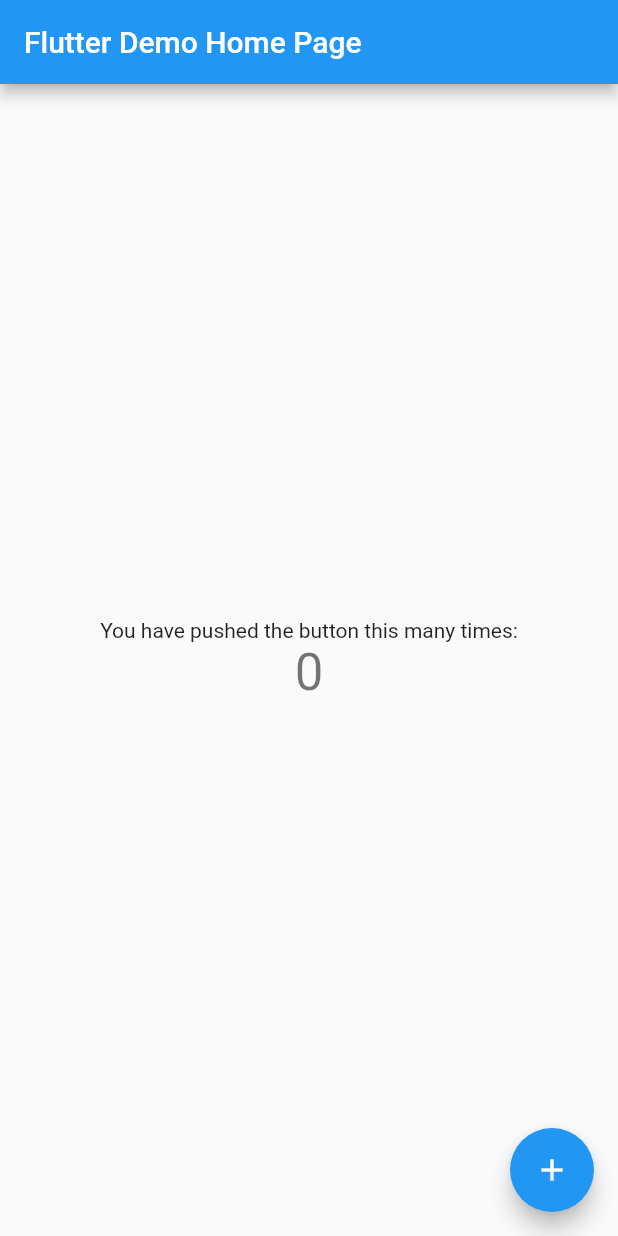
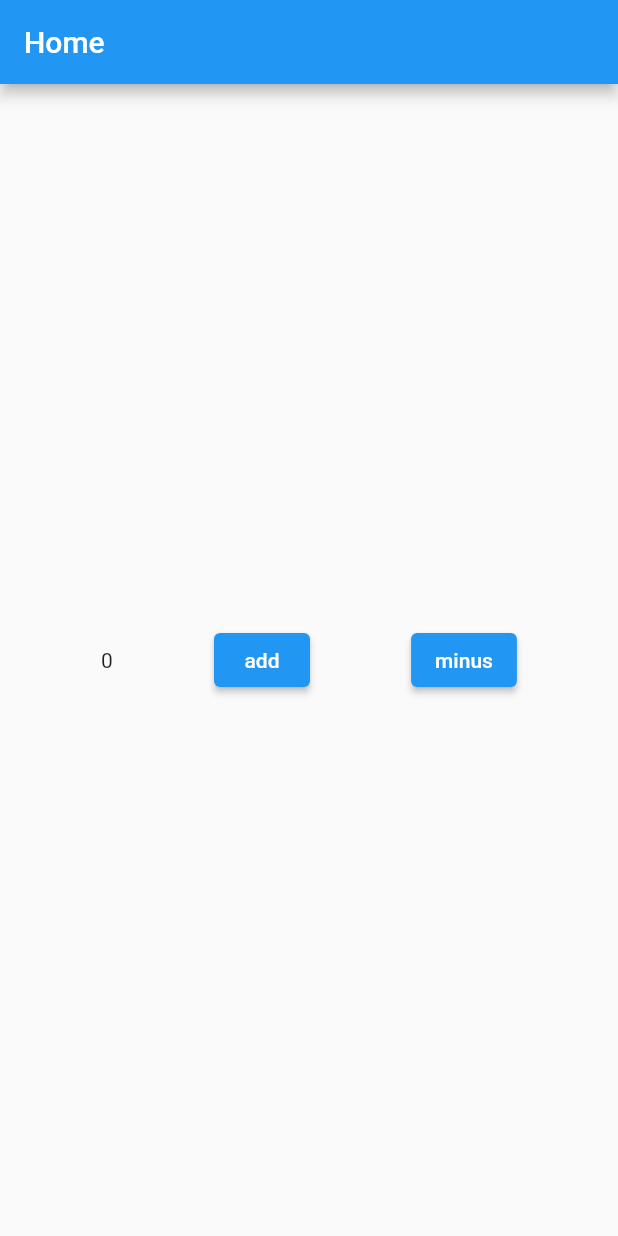
Before and after one commit to kwabenaG/cube, a Flutter app: the screen it shows after launch, on a phone screen of 412 x 824 dp. Run offline on Flutter 3.47's test engine with Material 2 defaults, Android fonts, the phone set to English and light mode, and no system bars; our stand-ins replace get.

Commit message:
added folders

```diff
--- /dev/null
+++ b/lib/controller/counter_controller.dart
@@ -0,0 +1,7 @@
+import 'package:get/get.dart';
+
+class SomethingController extends GetxController {
+  var count = 0.obs;
+  increment() => count++;
+  decrement() => count--;
+}
--- a/lib/main.dart
+++ b/lib/main.dart
@@ -1,115 +1,22 @@
 import 'package:flutter/material.dart';
 
+// custom imports
+import 'package:get/get.dart';
+
+import 'package:cube/view/screen/all_screen.dart';
+
 void main() {
-  runApp(const MyApp());
+  runApp(const CubeApp());
 }
 
-class MyApp extends StatelessWidget {
-  const MyApp({Key? key}) : super(key: key);
-
-  // This widget is the root of your application.
-  @override
-  Widget build(BuildContext context) {
-    return MaterialApp(
-      title: 'Flutter Demo',
-      theme: ThemeData(
-        // This is the theme of your application.
-        //
-        // Try running your application with "flutter run". You'll see the
-        // application has a blue toolbar. Then, without quitting the app, try
-        // changing the primarySwatch below to Colors.green and then invoke
-        // "hot reload" (press "r" in the console where you ran "flutter run",
-        // or simply save your changes to "hot reload" in a Flutter IDE).
-        // Notice that the counter didn't reset back to zero; the application
-        // is not restarted.
-        primarySwatch: Colors.blue,
-      ),
-      home: const MyHomePage(title: 'Flutter Demo Home Page'),
-    );
-  }
-}
-
-class MyHomePage extends StatefulWidget {
-  const MyHomePage({Key? key, required this.title}) : super(key: key);
-
-  // This widget is the home page of your application. It is stateful, meaning
-  // that it has a State object (defined below) that contains fields that affect
-  // how it looks.
-
-  // This class is the configuration for the state. It holds the values (in this
-  // case the title) provided by the parent (in this case the App widget) and
-  // used by the build method of the State. Fields in a Widget subclass are
-  // always marked "final".
-
-  final String title;
-
-  @override
-  State<MyHomePage> createState() => _MyHomePageState();
-}
-
-class _MyHomePageState extends State<MyHomePage> {
-  int _counter = 0;
-
-  void _incrementCounter() {
-    setState(() {
-      // This call to setState tells the Flutter framework that something has
-      // changed in this State, which causes it to rerun the build method below
-      // so that the display can reflect the updated values. If we changed
-      // _counter without calling setState(), then the build method would not be
-      // called again, and so nothing would appear to happen.
-      _counter++;
-    });
-  }
+class CubeApp extends StatelessWidget {
+  const CubeApp({Key? key}) : super(key: key);
 
   @override
   Widget build(BuildContext context) {
-    // This method is rerun every time setState is called, for instance as done
-    // by the _incrementCounter method above.
-    //
-    // The Flutter framework has been optimized to make rerunning build methods
-    // fast, so that you can just rebuild anything that needs updating rather
-    // than having to individually change instances of widgets.
-    return Scaffold(
-      appBar: AppBar(
-        // Here we take the value from the MyHomePage object that was created by
-        // the App.build method, and use it to set our appbar title.
-        title: Text(widget.title),
-      ),
-      body: Center(
-        // Center is a layout widget. It takes a single child and positions it
-        // in the middle of the parent.
-        child: Column(
-          // Column is also a layout widget. It takes a list of children and
-          // arranges them vertically. By default, it sizes itself to fit its
-          // children horizontally, and tries to be as tall as its parent.
-          //
-          // Invoke "debug painting" (press "p" in the console, choose the
-          // "Toggle Debug Paint" action from the Flutter Inspector in Android
-          // Studio, or the "Toggle Debug Paint" command in Visual Studio Code)
-          // to see the wireframe for each widget.
-          //
-          // Column has various properties to control how it sizes itself and
-          // how it positions its children. Here we use mainAxisAlignment to
-          // center the children vertically; the main axis here is the vertical
-          // axis because Columns are vertical (the cross axis would be
-          // horizontal).
-          mainAxisAlignment: MainAxisAlignment.center,
-          children: <Widget>[
-            const Text(
-              'You have pushed the button this many times:',
-            ),
-            Text(
-              '$_counter',
-              style: Theme.of(context).textTheme.headline4,
-            ),
-          ],
-        ),
-      ),
-      floatingActionButton: FloatingActionButton(
-        onPressed: _incrementCounter,
-        tooltip: 'Increment',
-        child: const Icon(Icons.add),
-      ), // This trailing comma makes auto-formatting nicer for build methods.
-    );
+    return GetMaterialApp(
+        theme: ThemeData(),
+        home: HomeScreen(),
+        debugShowCheckedModeBanner: false);
   }
 }
--- /dev/null
+++ b/lib/view/home.dart
@@ -0,0 +1,39 @@
+// handles the home screen
+import 'package:flutter/material.dart';
+import 'package:get/get.dart';
+
+// controllers
+import '../controller/counter_controller.dart';
+
+class HomeScreen extends StatelessWidget {
+  // const HomeScreen({Key? key}) : super(key: key);
+  final SomethingController controlle = Get.put(SomethingController());
+
+  HomeScreen({Key? key}) : super(key: key);
+
+  // HomeScreen({Key? key}) : super(key: key);
+
+  @override
+  Widget build(BuildContext context) {
+    return Scaffold(
+      appBar: AppBar(
+        title: const Text('Home'),
+      ),
+      body: Center(
+        child: Row(
+          mainAxisAlignment: MainAxisAlignment.spaceEvenly,
+          crossAxisAlignment: CrossAxisAlignment.center,
+          children: <Widget>[
+            Obx(() => Text("${controlle.count}")),
+            ElevatedButton(
+                onPressed: controlle.increment, child: const Text('add')),
+            ElevatedButton(
+              onPressed: controlle.decrement,
+              child: const Text('minus'),
+            )
+          ],
+        ),
+      ),
+    );
+  }
+}
--- /dev/null
+++ b/lib/view/screen/all_screen.dart
@@ -0,0 +1,2 @@
+// handles all the screens
+export '../home.dart';
--- a/pubspec.yaml
+++ b/pubspec.yaml
@@ -1,5 +1,5 @@
 name: cube
-description: A new Flutter project.
+description: News App for schools.
 
 # The following line prevents the package from being accidentally published to
 # pub.dev using `flutter pub publish`. This is preferred for private packages.
```
Also changed, not shown: 1 other file.
